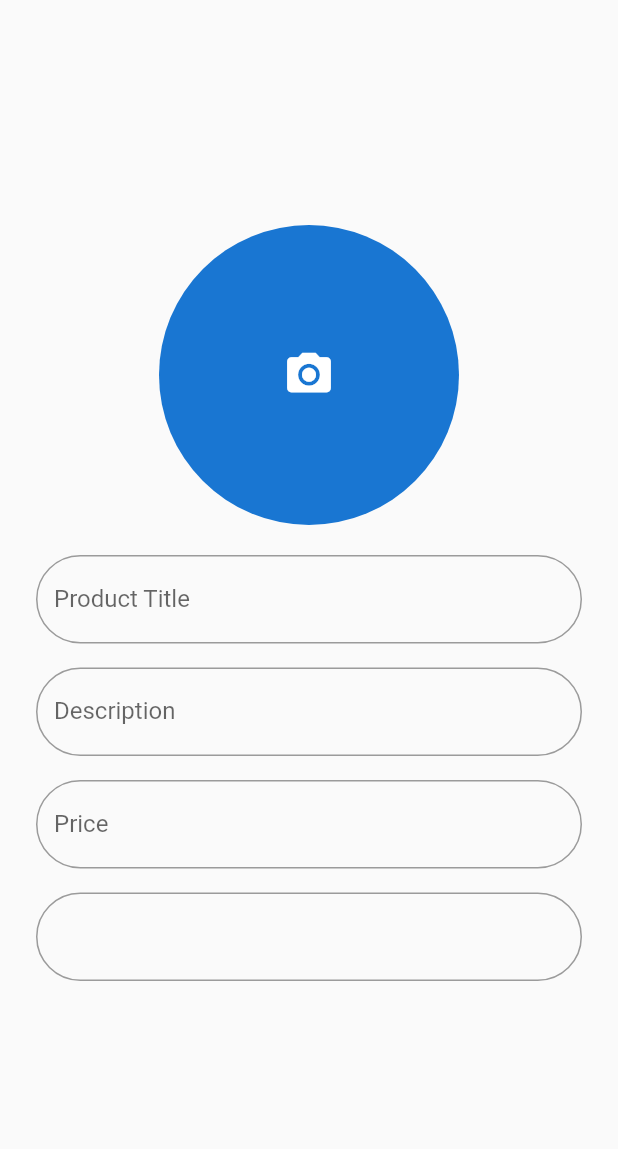
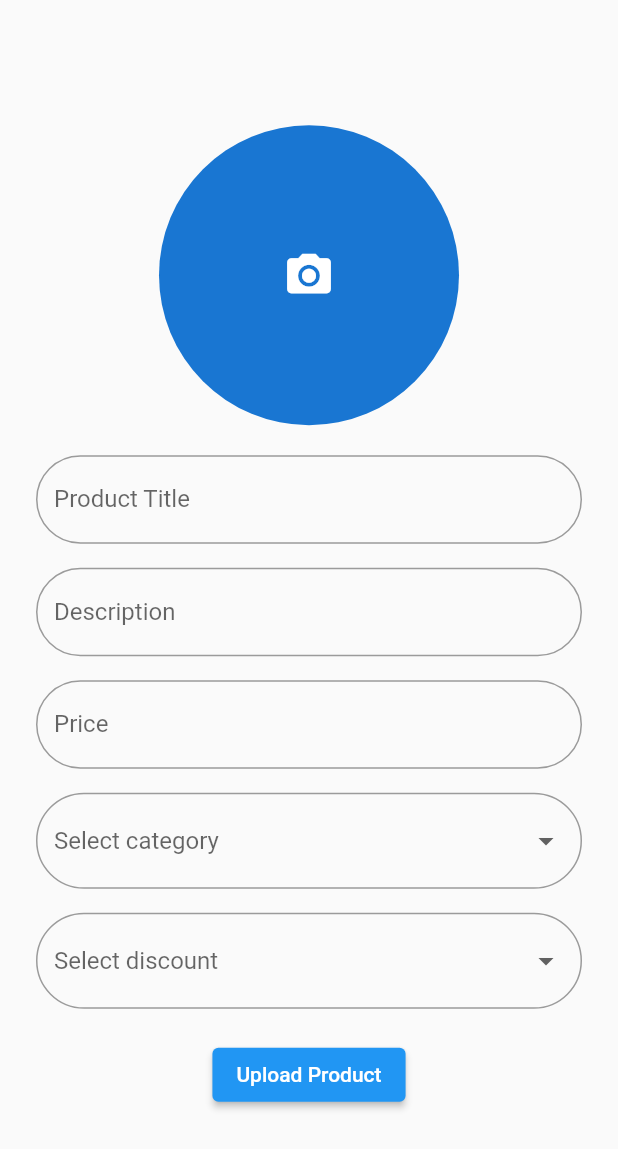
Before and after one commit to codvets/shoppie, a Flutter app: the SellerHome screen opened by its route, on a phone screen of 412 x 824 dp. Shown: the top 1149 px of the screen. Run offline on Flutter 3.47's test engine with Material 2 defaults, Android fonts, the phone set to English and light mode, and no system bars; our stand-ins replace cloud_firestore, firebase_auth, firebase_core, firebase_storage, image_picker; accounts and stored records are empty; network calls fail.

Commit message:
upload image to firebase

```diff
--- /dev/null
+++ b/lib/models/product.dart
@@ -0,0 +1,43 @@
+class Product {
+  Product({
+    required this.image,
+    required this.title,
+    required this.description,
+    required this.price,
+    required this.category,
+    this.discount,
+    required this.sellerId,
+    required this.id,
+  });
+
+  String image;
+  String title;
+  String description;
+  double price;
+  String category;
+  int? discount;
+  String sellerId;
+  String id;
+
+  factory Product.fromJson(Map<String, dynamic> json) => Product(
+        image: json["image"],
+        title: json["title"],
+        description: json["description"],
+        price: json["price"],
+        category: json["category"],
+        discount: json["discount"],
+        sellerId: json["sellerId"],
+        id: json["id"],
+      );
+
+  Map<String, dynamic> toJson() => {
+        "image": image,
+        "title": title,
+        "description": description,
+        "price": price,
+        "category": category,
+        "discount": discount,
+        "sellerId": sellerId,
+        "id": id,
+      };
+}
--- a/lib/models/shoppie_user.dart
+++ b/lib/models/shoppie_user.dart
@@ -2,14 +2,22 @@
 class ShoppieUser {
   final String email;
   final String name;
+  String uid;
 
   /// [type] shall never be null
   final UserType? type;
 
-  ShoppieUser({required this.type, required this.email, required this.name})
-      : assert(type != null, "Type should never be null");
+  ShoppieUser({
+    required this.type,
+    required this.email,
+    required this.name,
+    required this.uid,
+  }) : assert(type != null, "Type should never be null");
 
-  factory ShoppieUser.fromJson(Map<String, dynamic> json) => ShoppieUser(
+  factory ShoppieUser.fromJson(Map<String, dynamic> json,
+          {required String uid}) =>
+      ShoppieUser(
+        uid: json["uid"],
         email: json['email'],
         name: json['name'],
         type: json['type'] == "buyer"
--- a/lib/providers/change_notifiers/home_notifier.dart
+++ b/lib/providers/change_notifiers/home_notifier.dart
@@ -1,13 +1,42 @@
+import 'dart:io';
+
 import 'package:flutter/cupertino.dart';
+import 'package:shop_app/models/product.dart';
+import 'package:shop_app/repo/network.dart';
 
 class HomeNotifier with ChangeNotifier {
   Category selectedCategory = Category.shoes;
+
+  Network _network = Network();
 
   void changeCategory(Category category) {
     selectedCategory = category;
 
     notifyListeners();
   }
+
+  Future<void> uploadProduct(
+    BuildContext context, {
+    required File image,
+    required String title,
+    required String description,
+    required double price,
+    required String category,
+    int? discount,
+    required String sellerId,
+  }) async {
+    Product product = Product(
+        image: "",
+        title: title,
+        description: description,
+        price: price,
+        discount: discount,
+        category: category,
+        sellerId: sellerId,
+        id: "");
+
+    await _network.uploadProduct(product, image);
+  }
 }
 
 enum Category { shoes, clothes, pants, shirts }
--- a/lib/repo/network.dart
+++ b/lib/repo/network.dart
@@ -1,12 +1,16 @@
 import 'dart:developer';
+import 'dart:io';
 
 import 'package:cloud_firestore/cloud_firestore.dart';
 import 'package:firebase_auth/firebase_auth.dart';
+import 'package:firebase_storage/firebase_storage.dart';
+import 'package:shop_app/models/product.dart';
 import 'package:shop_app/models/shoppie_user.dart';
 
 class Network {
   final firebaseAuth = FirebaseAuth.instance;
   final FirebaseFirestore firestore = FirebaseFirestore.instance;
+  final FirebaseStorage storage = FirebaseStorage.instance;
 
   Future<ShoppieUser> checkCurrentUser() async {
     final firebaseUser = firebaseAuth.currentUser;
@@ -20,7 +24,8 @@ class Network {
         if (documentSnapshot.exists) {
           final data = documentSnapshot.data();
           print("USER DATA FROM FIRESTORE ${data}");
-          final shoppieUser = ShoppieUser.fromJson(data!);
+          final shoppieUser =
+              ShoppieUser.fromJson(data!, uid: firebaseUser.uid);
           return shoppieUser;
         }
         throw FirebaseException(
@@ -47,7 +52,7 @@ class Network {
 
       final data = userSnapshot.data()!;
 
-      return ShoppieUser.fromJson(data);
+      return ShoppieUser.fromJson(data, uid: userCreds.user!.uid);
     } on FirebaseAuthException catch (error, stk) {
       print('An error occured during sign in: $error \n Stacktrace: $stk');
       throw FirebaseAuthException(code: error.code, message: error.message);
@@ -60,6 +65,7 @@ class Network {
       final UserCredential creds =
           await firebaseAuth.createUserWithEmailAndPassword(
               email: user.email, password: password);
+      user.uid = creds.user!.uid;
       await firestore
           .collection("users")
           .doc(creds.user!.uid)
@@ -69,4 +75,26 @@ class Network {
       throw FirebaseException(plugin: "Firebase", message: "Error: $error");
     }
   }
+
+  Future<void> uploadProduct(Product product, File productImage) async {
+    final id = DateTime.now().millisecondsSinceEpoch.toString();
+    product.id = id;
+    final productImageUrl =
+        await uploadProductImage(image: productImage, product: product);
+    product.image = productImageUrl;
+    await firestore.collection("products").doc(id).set(product.toJson());
+  }
+
+  Future<String> uploadProductImage(
+      {required File image, required Product product}) async {
+    final storageReference =
+        storage.ref("products/${product.sellerId}/${product.id}");
+
+    TaskSnapshot uploadTask = await storageReference.putFile(image);
+    final String url = await uploadTask.ref.getDownloadURL();
+
+    print(url);
+
+    return url;
+  }
 }
--- a/lib/screens/seller/seller_home.dart
+++ b/lib/screens/seller/seller_home.dart
@@ -4,6 +4,7 @@ import 'package:flutter/material.dart';
 import 'package:image_picker/image_picker.dart';
 import 'package:provider/provider.dart';
 import 'package:shop_app/providers/change_notifiers/auth_notifier.dart';
+import 'package:shop_app/providers/change_notifiers/home_notifier.dart';
 import 'package:shop_app/utils/screen_utils.dart';
 
 class SellerHome extends StatefulWidget {
@@ -17,6 +18,12 @@ class _SellerHomeState extends State<SellerHome> {
   final _formKey = GlobalKey<FormState>();
 
   File? file;
+
+  TextEditingController _productController = TextEditingController();
+  TextEditingController _descriptionController = TextEditingController();
+  TextEditingController _priceController = TextEditingController();
+  String? _category;
+  int? _discount;
 
   @override
   Widget build(BuildContext context) {
@@ -34,8 +41,6 @@ class _SellerHomeState extends State<SellerHome> {
                     final rawFile =
                         await ImagePicker().pickImage(source: source);
                     if (rawFile != null) {
-                      print('FILE NAME: ${rawFile.path}');
-
                       setState(() {
                         file = File(rawFile.path);
                       });
@@ -79,6 +84,13 @@ class _SellerHomeState extends State<SellerHome> {
                         Padding(
                           padding: const EdgeInsets.all(8.0),
                           child: TextFormField(
+                            controller: _productController,
+                            validator: (val) {
+                              if (val!.isEmpty) {
+                                return "Empty field";
+                              }
+                              return null;
+                            },
                             decoration: InputDecoration(
                               label: Text(
                                 'Product Title',
@@ -90,6 +102,13 @@ class _SellerHomeState extends State<SellerHome> {
                         Padding(
                           padding: const EdgeInsets.all(8.0),
                           child: TextFormField(
+                            controller: _descriptionController,
+                            validator: (val) {
+                              if (val!.isEmpty) {
+                                return "Empty field";
+                              }
+                              return null;
+                            },
                             decoration: InputDecoration(
                               label: Text(
                                 'Description',
@@ -101,6 +120,13 @@ class _SellerHomeState extends State<SellerHome> {
                         Padding(
                           padding: const EdgeInsets.all(8.0),
                           child: TextFormField(
+                            controller: _priceController,
+                            validator: (val) {
+                              if (val!.isEmpty) {
+                                return "Empty field";
+                              }
+                              return null;
+                            },
                             keyboardType: TextInputType.number,
                             decoration: InputDecoration(
                               label: Text(
@@ -112,17 +138,80 @@ class _SellerHomeState extends State<SellerHome> {
                         ),
                         Padding(
                           padding: const EdgeInsets.all(8.0),
-                          child: TextFormField(),
+                          child: DropdownButtonFormField<String>(
+                            validator: (val) {
+                              if (val == null) {
+                                return "Select a category";
+                              }
+
+                              return null;
+                            },
+                            hint: Text("Select category"),
+                            onChanged: (val) {
+                              _category = val!;
+                            },
+                            items: categories.map((cat) {
+                              return DropdownMenuItem<String>(
+                                value: cat,
+                                child: Text(cat),
+                              );
+                            }).toList(),
+                          ),
+                        ),
+                        Padding(
+                          padding: const EdgeInsets.all(8.0),
+                          child: DropdownButtonFormField<int>(
+                            hint: Text("Select discount"),
+                            onChanged: (val) {
+                              _discount = val;
+                            },
+                            items: discountOptions.map((discount) {
+                              return DropdownMenuItem<int>(
+                                value: discount,
+                                child: Text("${discount.toString()}%"),
+                              );
+                            }).toList(),
+                          ),
                         ),
                       ],
                     ),
                   ),
                 ),
-              )
+              ),
+              ElevatedButton(
+                onPressed: () {
+                  if (_formKey.currentState!.validate()) {
+                    if (file == null || _category == null) {
+                      ScaffoldMessenger.of(context).showSnackBar(SnackBar(
+                        content: Text("File or Category is empty"),
+                      ));
+                      return;
+                    }
+                    Provider.of<HomeNotifier>(context, listen: false)
+                        .uploadProduct(
+                      context,
+                      category: _category!,
+                      description: _descriptionController.text,
+                      title: _productController.text,
+                      price: double.parse(_priceController.text),
+                      discount: _discount,
+                      image: file!,
+                      sellerId:
+                          Provider.of<AuthNotifier>(context, listen: false)
+                              .currentUser
+                              .uid,
+                    );
+                  }
+                },
+                child: Text('Upload Product'),
+              ),
             ],
           ),
         ),
       ),
     );
   }
+
+  List<String> categories = ["Shoes", "Clothes", "Pants", "Shirts"];
+  List<int> discountOptions = [5, 10, 15, 30];
 }
--- a/lib/utils/routes.dart
+++ b/lib/utils/routes.dart
@@ -25,6 +25,7 @@ class Routes {
               child: Home(),
             ),
         signUp: (context) => SignUp(),
-        sellerHome: (context) => SellerHome()
+        sellerHome: (context) => ChangeNotifierProvider(
+            create: (context) => HomeNotifier(), child: SellerHome())
       };
 }
--- a/pubspec.yaml
+++ b/pubspec.yaml
@@ -43,6 +43,7 @@ dependencies:
 
   #State management
   provider: ^6.0.1
+  firebase_storage: ^10.2.3
 
 
   #Utils
```
Also changed, not shown: lib/providers/change_notifiers/auth_notifier.dart (+4 -5 lines), pubspec.lock.
